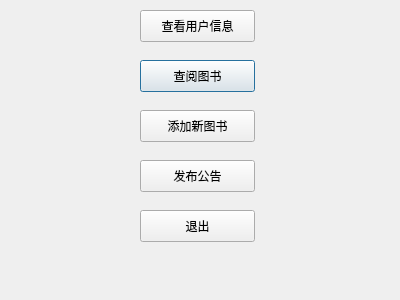
sxtyzhangzk/LiBrother, file LiBrother/LiBrotherClient/managermain.ui: the form before one commit.
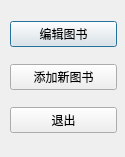
The form after the commit.

What changed in the file:
```diff
--- a/LiBrother/LiBrotherClient/managermain.ui
+++ b/LiBrother/LiBrotherClient/managermain.ui
@@ -6,8 +6,8 @@
    <rect>
     <x>0</x>
     <y>0</y>
-    <width>400</width>
-    <height>300</height>
+    <width>125</width>
+    <height>157</height>
    </rect>
   </property>
   <property name="windowTitle">
@@ -26,70 +26,38 @@
     <string/>
    </property>
   </widget>
-  <widget class="QPushButton" name="pushButton">
+  <widget class="QWidget" name="layoutWidget">
    <property name="geometry">
     <rect>
-     <x>140</x>
-     <y>60</y>
-     <width>115</width>
-     <height>32</height>
-    </rect>
-   </property>
-   <property name="text">
-    <string>查阅图书</string>
-   </property>
-  </widget>
-  <widget class="QPushButton" name="pushButton_2">
-   <property name="geometry">
-    <rect>
-     <x>140</x>
-     <y>110</y>
-     <width>115</width>
-     <height>32</height>
-    </rect>
-   </property>
-   <property name="text">
-    <string>添加新图书</string>
-   </property>
-  </widget>
-  <widget class="QPushButton" name="pushButton_3">
-   <property name="geometry">
-    <rect>
-     <x>140</x>
-     <y>160</y>
-     <width>115</width>
-     <height>32</height>
-    </rect>
-   </property>
-   <property name="text">
-    <string>发布公告</string>
-   </property>
-  </widget>
-  <widget class="QPushButton" name="pushButton_4">
-   <property name="geometry">
-    <rect>
-     <x>140</x>
-     <y>210</y>
-     <width>115</width>
-     <height>32</height>
-    </rect>
-   </property>
-   <property name="text">
-    <string>退出</string>
-   </property>
-  </widget>
-  <widget class="QPushButton" name="pushButton_5">
-   <property name="geometry">
-    <rect>
-     <x>140</x>
+     <x>10</x>
      <y>10</y>
-     <width>115</width>
-     <height>32</height>
+     <width>107</width>
+     <height>134</height>
     </rect>
    </property>
-   <property name="text">
-    <string>查看用户信息</string>
-   </property>
+   <layout class="QVBoxLayout" name="verticalLayout">
+    <item>
+     <widget class="QPushButton" name="pushButton">
+      <property name="text">
+       <string>编辑图书</string>
+      </property>
+     </widget>
+    </item>
+    <item>
+     <widget class="QPushButton" name="pushButton_2">
+      <property name="text">
+       <string>添加新图书</string>
+      </property>
+     </widget>
+    </item>
+    <item>
+     <widget class="QPushButton" name="pushButton_4">
+      <property name="text">
+       <string>退出</string>
+      </property>
+     </widget>
+    </item>
+   </layout>
   </widget>
  </widget>
  <resources/>
```
